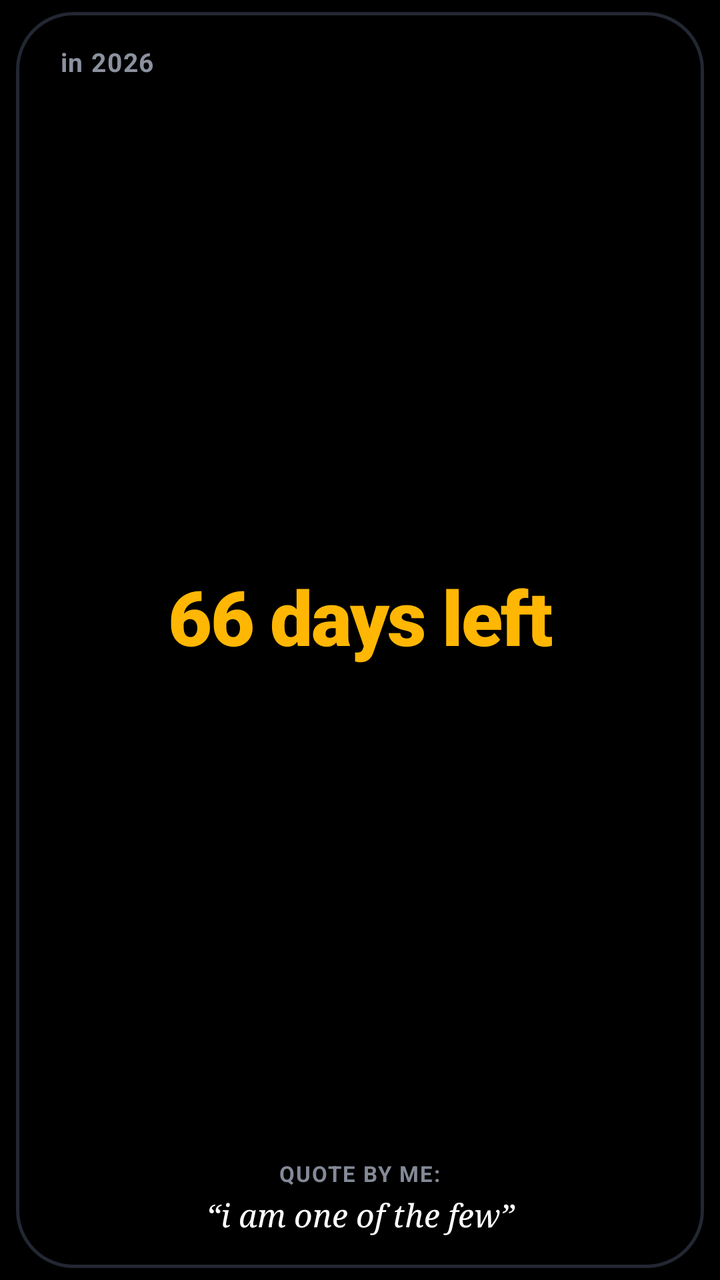
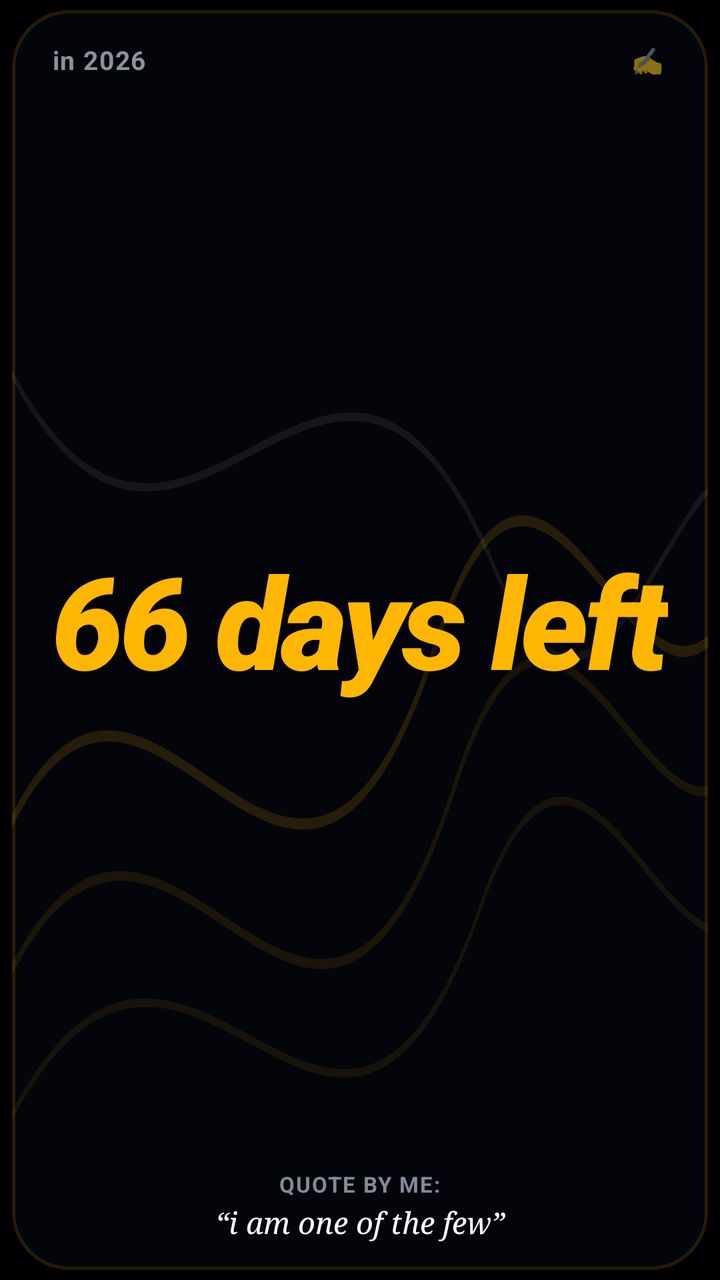

Compare the two renders of this Android layout. The source of the first and the diff that turns it into the second are given below.
<!-- AndroidManifest.xml: application theme Theme.DaysLeftWidget -->
<!-- res/layout/widget_days_left.xml -->
<?xml version="1.0" encoding="utf-8"?>
<FrameLayout xmlns:android="http://schemas.android.com/apk/res/android"
    android:id="@+id/widget_root"
    android:layout_width="match_parent"
    android:layout_height="match_parent"
    android:paddingStart="8dp"
    android:paddingEnd="8dp"
    android:paddingTop="6dp"
    android:paddingBottom="6dp">

    
    <LinearLayout
        android:id="@+id/widget_card"
        android:layout_width="match_parent"
        android:layout_height="match_parent"
        android:background="@drawable/widget_card_bg"
        android:orientation="vertical"
        android:paddingStart="22dp"
        android:paddingEnd="22dp"
        android:paddingTop="16dp"
        android:paddingBottom="16dp">

        
        <LinearLayout
            android:layout_width="match_parent"
            android:layout_height="wrap_content"
            android:orientation="horizontal">

            <TextView
                android:id="@+id/tv_year_label"
                android:layout_width="wrap_content"
                android:layout_height="wrap_content"
                android:text="in 2026"
                android:textColor="@color/text_header_muted"
                android:textSize="13sp"
                android:textStyle="bold"
                android:letterSpacing="0.04" />
        </LinearLayout>

        
        <LinearLayout
            android:layout_width="match_parent"
            android:layout_height="0dp"
            android:layout_weight="1"
            android:gravity="center"
            android:paddingTop="4dp"
            android:paddingBottom="4dp">

            <TextView
                android:id="@+id/tv_days_hero"
                android:layout_width="match_parent"
                android:layout_height="wrap_content"
                android:gravity="center"
                android:text="66 days left"
                android:textColor="@color/hero_days_color"
                android:textSize="38sp"
                android:textStyle="bold"
                android:fontFamily="sans-serif-black"
                android:includeFontPadding="false"
                android:letterSpacing="-0.02" />
        </LinearLayout>

        
        <LinearLayout
            android:id="@+id/quote_container"
            android:layout_width="match_parent"
            android:layout_height="wrap_content"
            android:gravity="center"
            android:orientation="vertical">

            <TextView
                android:id="@+id/tv_quote_label"
                android:layout_width="wrap_content"
                android:layout_height="wrap_content"
                android:text="QUOTE BY ME:"
                android:textColor="@color/quote_label_color"
                android:textSize="11sp"
                android:textStyle="bold"
                android:letterSpacing="0.06"
                android:includeFontPadding="false" />

            <TextView
                android:id="@+id/tv_quote_text"
                android:layout_width="match_parent"
                android:layout_height="wrap_content"
                android:layout_marginTop="3dp"
                android:gravity="center"
                android:text="“i am one of the few”"
                android:textColor="@color/quote_text_color"
                android:textSize="16sp"
                android:textStyle="italic"
                android:fontFamily="serif"
                android:maxLines="2"
                android:ellipsize="end"
                android:lineSpacingExtra="2dp" />
        </LinearLayout>

    </LinearLayout>
</FrameLayout>
<!-- resources referenced by this layout -->
<resources>
  <color name="hero_days_color">#FFB703</color>
  <color name="quote_label_color">#838997</color>
  <color name="quote_text_color">#FFFFFF</color>
  <color name="text_header_muted">#8B919E</color>
  <!-- drawable widget_card_bg (drawable) -->
  <?xml version="1.0" encoding="utf-8"?>
  <shape xmlns:android="http://schemas.android.com/apk/res/android"
      android:shape="rectangle">
      <solid android:color="@color/widget_card_background" />
      <corners android:radius="28dp" />
      <stroke
          android:width="1.5dp"
          android:color="@color/widget_card_border" />
  </shape>
  <style name="Theme.DaysLeftWidget" parent="Theme.MaterialComponents.DayNight.NoActionBar">
          <item name="colorPrimary">@color/primary_dark</item>
          <item name="colorSecondary">@color/accent_color</item>
          <item name="android:statusBarColor">@color/primary_dark</item>
          <item name="android:windowBackground">@color/primary_dark</item>
      </style>
  <color name="widget_card_background">#000000</color>
  <color name="widget_card_border">#232733</color>
  <color name="primary_dark">#000000</color>
  <color name="accent_color">#FFB703</color>
</resources>

<!-- the commit's change to res/layout/widget_days_left.xml (unified diff, before → after) -->
@@ -3,97 +3,131 @@
     android:id="@+id/widget_root"
     android:layout_width="match_parent"
     android:layout_height="match_parent"
-    android:paddingStart="8dp"
-    android:paddingEnd="8dp"
-    android:paddingTop="6dp"
-    android:paddingBottom="6dp">
+    android:paddingStart="6dp"
+    android:paddingEnd="6dp"
+    android:paddingTop="5dp"
+    android:paddingBottom="5dp">
 
     
-    <LinearLayout
+    <FrameLayout
         android:id="@+id/widget_card"
         android:layout_width="match_parent"
         android:layout_height="match_parent"
-        android:background="@drawable/widget_card_bg"
-        android:orientation="vertical"
-        android:paddingStart="22dp"
-        android:paddingEnd="22dp"
-        android:paddingTop="16dp"
-        android:paddingBottom="16dp">
+        android:background="@drawable/widget_card_bg">
+
+        
+        <ImageView
+            android:layout_width="match_parent"
+            android:layout_height="match_parent"
+            android:scaleType="fitXY"
+            android:src="@drawable/bg_curvy_waves"
+            android:contentDescription="@null" />
 
         
         <LinearLayout
             android:layout_width="match_parent"
-            android:layout_height="wrap_content"
-            android:orientation="horizontal">
+            android:layout_height="match_parent"
+            android:orientation="vertical"
+            android:paddingStart="20dp"
+            android:paddingEnd="20dp"
+            android:paddingTop="14dp"
+            android:paddingBottom="14dp">
 
-            <TextView
-                android:id="@+id/tv_year_label"
-                android:layout_width="wrap_content"
-                android:layout_height="wrap_content"
-                android:text="in 2026"
-                android:textColor="@color/text_header_muted"
-                android:textSize="13sp"
-                android:textStyle="bold"
-                android:letterSpacing="0.04" />
-        </LinearLayout>
+            
+            <RelativeLayout
+                android:layout_width="match_parent"
+                android:layout_height="wrap_content">
 
-        
-        <LinearLayout
-            android:layout_width="match_parent"
-            android:layout_height="0dp"
-            android:layout_weight="1"
-            android:gravity="center"
-            android:paddingTop="4dp"
-            android:paddingBottom="4dp">
+                <TextView
+                    android:id="@+id/tv_year_label"
+                    android:layout_width="wrap_content"
+                    android:layout_height="wrap_content"
+                    android:layout_alignParentStart="true"
+                    android:layout_centerVertical="true"
+                    android:text="in 2026"
+                    android:textColor="@color/text_header_muted"
+                    android:textSize="13sp"
+                    android:textStyle="bold"
+                    android:letterSpacing="0.04" />
 
-            <TextView
-                android:id="@+id/tv_days_hero"
+                <TextView
+                    android:id="@+id/btn_quick_add"
+                    android:layout_width="wrap_content"
+                    android:layout_height="wrap_content"
+                    android:layout_alignParentEnd="true"
+                    android:layout_centerVertical="true"
+                    android:padding="2dp"
+                    android:text="✍️"
+                    android:textSize="13sp" />
+            </RelativeLayout>
+
+            
+            <LinearLayout
+                android:layout_width="match_parent"
+                android:layout_height="0dp"
+                android:layout_weight="1"
+                android:gravity="center"
+                android:paddingTop="2dp"
+                android:paddingBottom="2dp">
+
+                <TextView
+                    android:id="@+id/tv_days_hero"
+                    android:layout_width="match_parent"
+                    android:layout_height="match_parent"
+                    android:gravity="center"
+                    android:text="66 days left"
+                    android:textColor="@color/hero_days_color"
+                    android:textSize="50sp"
+                    android:textStyle="bold|italic"
+                    android:fontFamily="sans-serif-black"
+                    android:autoSizeTextType="uniform"
+                    android:autoSizeMinTextSize="28sp"
+                    android:autoSizeMaxTextSize="64sp"
+                    android:autoSizeStepGranularity="2sp"
+                    android:includeFontPadding="false"
+                    android:letterSpacing="-0.03"
+                    android:shadowColor="#80000000"
+                    android:shadowDx="0"
+                    android:shadowDy="3"
+                    android:shadowRadius="10" />
+            </LinearLayout>
+
+            
+            <LinearLayout
+                android:id="@+id/quote_container"
                 android:layout_width="match_parent"
                 android:layout_height="wrap_content"
                 android:gravity="center"
-                android:text="66 days left"
-                android:textColor="@color/hero_days_color"
-                android:textSize="38sp"
-                android:textStyle="bold"
-                android:fontFamily="sans-serif-black"
-                android:includeFontPadding="false"
-                android:letterSpacing="-0.02" />
+                android:orientation="vertical">
+
+                <TextView
+                    android:id="@+id/tv_quote_label"
+                    android:layout_width="wrap_content"
+                    android:layout_height="wrap_content"
+                    android:text="QUOTE BY ME:"
+                    android:textColor="@color/quote_label_color"
+                    android:textSize="11sp"
+                    android:textStyle="bold"
+                    android:letterSpacing="0.06"
+                    android:includeFontPadding="false" />
+
+                <TextView
+                    android:id="@+id/tv_quote_text"
+                    android:layout_width="match_parent"
+                    android:layout_height="wrap_content"
+                    android:layout_marginTop="2dp"
+                    android:gravity="center"
+                    android:text="“i am one of the few”"
+                    android:textColor="@color/quote_text_color"
+                    android:textSize="15sp"
+                    android:textStyle="italic"
+                    android:fontFamily="serif"
+                    android:maxLines="2"
+                    android:ellipsize="end"
+                    android:lineSpacingExtra="2dp" />
+            </LinearLayout>
+
         </LinearLayout>
 
-        
-        <LinearLayout
-            android:id="@+id/quote_container"
-            android:layout_width="match_parent"
-            android:layout_height="wrap_content"
-            android:gravity="center"
-            android:orientation="vertical">
-
-            <TextView
-                android:id="@+id/tv_quote_label"
-                android:layout_width="wrap_content"
-                android:layout_height="wrap_content"
-                android:text="QUOTE BY ME:"
-                android:textColor="@color/quote_label_color"
-                android:textSize="11sp"
-                android:textStyle="bold"
-                android:letterSpacing="0.06"
-                android:includeFontPadding="false" />
-
-            <TextView
-                android:id="@+id/tv_quote_text"
-                android:layout_width="match_parent"
-                android:layout_height="wrap_content"
-                android:layout_marginTop="3dp"
-                android:gravity="center"
-                android:text="“i am one of the few”"
-                android:textColor="@color/quote_text_color"
-                android:textSize="16sp"
-                android:textStyle="italic"
-                android:fontFamily="serif"
-                android:maxLines="2"
-                android:ellipsize="end"
-                android:lineSpacingExtra="2dp" />
-        </LinearLayout>
-
-    </LinearLayout>
+    </FrameLayout>
 </FrameLayout>
<!-- resource entries referenced after the edit -->
@@ -4,15 +4,47 @@
   <color name="quote_label_color">#838997</color>
   <color name="quote_text_color">#FFFFFF</color>
   <color name="text_header_muted">#8B919E</color>
+  <!-- drawable bg_curvy_waves (drawable) -->
+  <vector xmlns:android="http://schemas.android.com/apk/res/android"
+      android:width="360dp"
+      android:height="180dp"
+      android:viewportWidth="360"
+      android:viewportHeight="180">
+  
+      
+      <path
+          android:strokeColor="#22FFB703"
+          android:strokeWidth="1.6"
+          android:pathData="M -20,130 C 60,60 140,160 220,90 C 280,40 330,120 380,80" />
+  
+      
+      <path
+          android:strokeColor="#18FFB703"
+          android:strokeWidth="1.4"
+          android:pathData="M -20,150 C 70,80 150,180 230,110 C 290,60 340,140 390,100" />
+  
+      
+      <path
+          android:strokeColor="#12FFFFFF"
+          android:strokeWidth="1.2"
+          android:pathData="M -20,40 C 80,110 160,20 250,80 C 310,120 350,50 390,70" />
+  
+      
+      <path
+          android:strokeColor="#14FFB703"
+          android:strokeWidth="1.2"
+          android:pathData="M -20,170 C 80,100 160,190 240,130 C 300,80 350,160 400,120" />
+  </vector>
   <!-- drawable widget_card_bg (drawable) -->
   <?xml version="1.0" encoding="utf-8"?>
   <shape xmlns:android="http://schemas.android.com/apk/res/android"
       android:shape="rectangle">
-      <solid android:color="@color/widget_card_background" />
+      
+      <solid android:color="#B8060810" />
       <corners android:radius="28dp" />
       <stroke
           android:width="1.5dp"
-          android:color="@color/widget_card_border" />
+          android:color="#24FFB703" />
   </shape>
   <style name="Theme.DaysLeftWidget" parent="Theme.MaterialComponents.DayNight.NoActionBar">
           <item name="colorPrimary">@color/primary_dark</item>
@@ -20,8 +52,6 @@
           <item name="android:statusBarColor">@color/primary_dark</item>
           <item name="android:windowBackground">@color/primary_dark</item>
       </style>
-  <color name="widget_card_background">#000000</color>
-  <color name="widget_card_border">#232733</color>
   <color name="primary_dark">#000000</color>
   <color name="accent_color">#FFB703</color>
 </resources>
